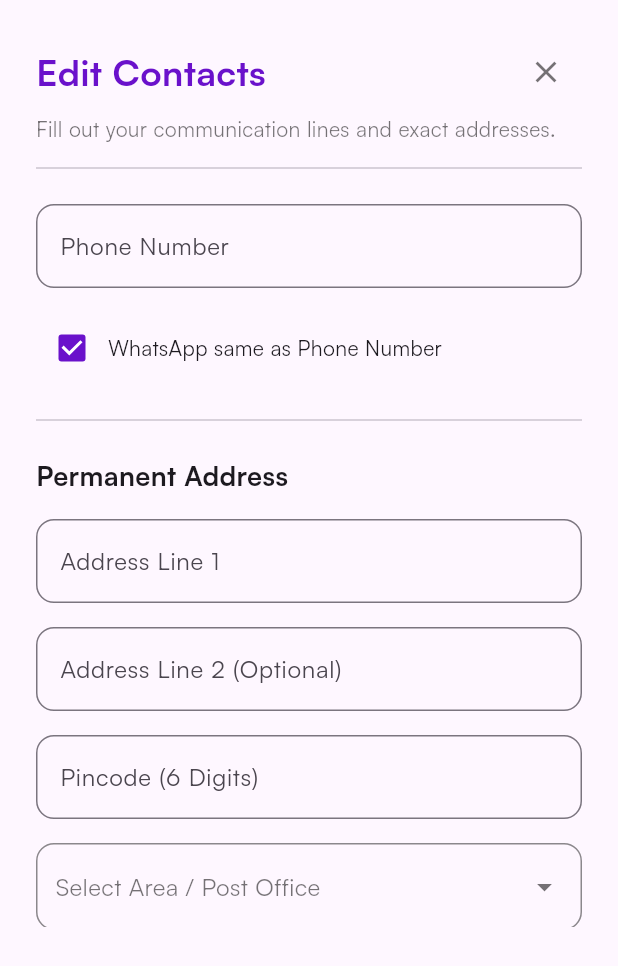
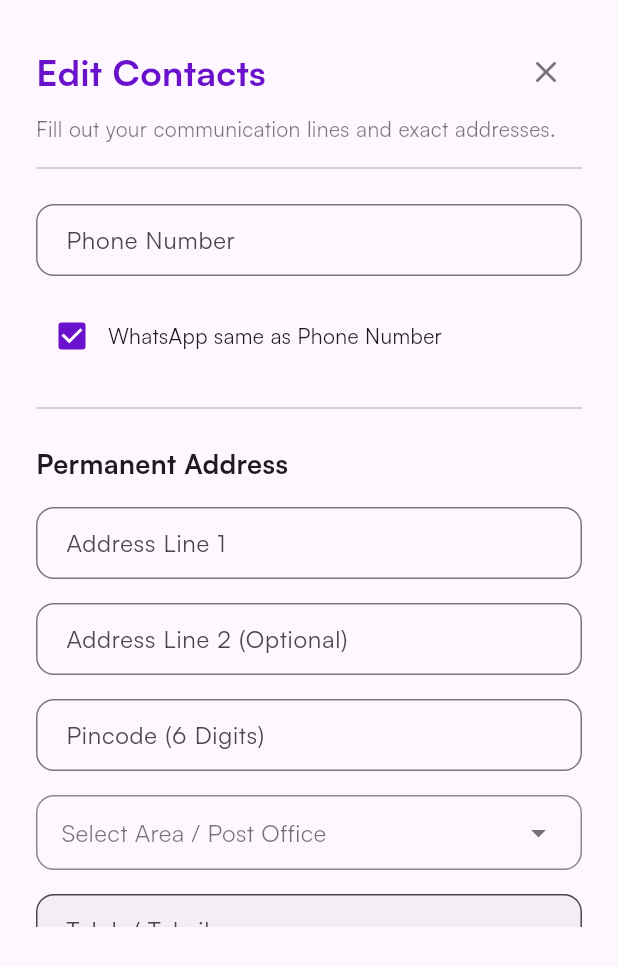
Before and after one commit to Ashwinsid/manavizha-mobileapp, a Flutter app: the ContactDetailsEditorSheet widget shown alone on an empty page, opened directly, on a phone screen of 412 x 824 dp. Shown: the top 966 px of the screen. Run offline on Flutter 3.47's test engine with Material 3 defaults, Android fonts, the phone set to English and light mode, and no system bars; our stand-ins replace image_picker, supabase_flutter; accounts and stored records are empty.

Commit message:
Reduced the size of inputs

```diff
--- a/lib/profile_pages.dart
+++ b/lib/profile_pages.dart
@@ -918,6 +918,8 @@ class _ContactDetailsEditorSheetState extends State<ContactDetailsEditorSheet> {
         decoration: InputDecoration(
           labelText: label,
           counterText: "",
+          isDense: true,
+          contentPadding: const EdgeInsets.symmetric(horizontal: 16, vertical: 12),
           border: OutlineInputBorder(borderRadius: BorderRadius.circular(12)),
           filled: readOnly,
           fillColor: readOnly ? Colors.black.withOpacity(0.04) : Colors.transparent,
@@ -933,7 +935,7 @@ class _ContactDetailsEditorSheetState extends State<ContactDetailsEditorSheet> {
       child: GestureDetector(
         onTap: () => _showAreaPicker(isPermanent),
         child: Container(
-          padding: const EdgeInsets.symmetric(horizontal: 12, vertical: 16),
+          padding: const EdgeInsets.symmetric(horizontal: 16, vertical: 12),
           decoration: BoxDecoration(
             border: Border.all(color: Colors.black45),
             borderRadius: BorderRadius.circular(12),
```
